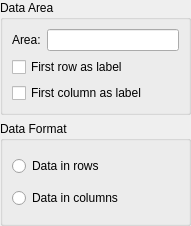
Old version of the form kspread/chart/ChartDatabaseSelector.ui in the repository KDE/calligra.
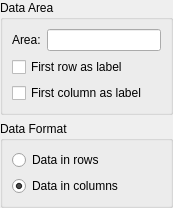
New version of the form.

Commit message: Cleanup		Give the widgets proper names. SVN_SILENT

```diff
--- a/kspread/chart/ChartDatabaseSelector.ui
+++ b/kspread/chart/ChartDatabaseSelector.ui
@@ -5,8 +5,8 @@
    <rect>
     <x>0</x>
     <y>0</y>
-    <width>191</width>
-    <height>226</height>
+    <width>173</width>
+    <height>208</height>
    </rect>
   </property>
   <property name="windowTitle" >
@@ -76,6 +76,9 @@
         <property name="text" >
          <string>Data in columns</string>
         </property>
+        <property name="checked" >
+         <bool>true</bool>
+        </property>
        </widget>
       </item>
      </layout>
```
Left out of the diff: 20 changed lines with no effect on the pictures.
